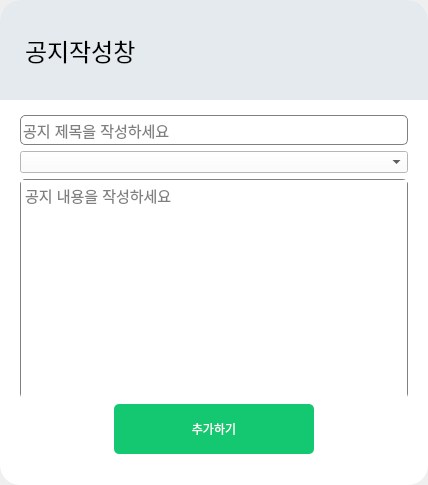
The window that main_code/front/ui/notice_dialog.ui (guaba98/TeamCollaborationTool) describes before a commit, drawn with Qt 5.
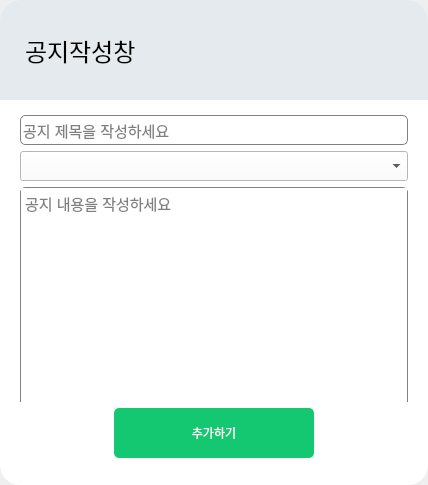
The same window after the commit.

Commit message: 0727 ui 팀명 추가

The edit to the form file:
```diff
--- a/main_code/front/ui/notice_dialog.ui
+++ b/main_code/front/ui/notice_dialog.ui
@@ -181,6 +181,12 @@
          </item>
          <item>
           <widget class="QComboBox" name="team">
+           <property name="minimumSize">
+            <size>
+             <width>0</width>
+             <height>30</height>
+            </size>
+           </property>
            <property name="styleSheet">
             <string notr="true">background-color: rgb(255, 255, 255);</string>
            </property>
```
The commit also changes 3 other files.
